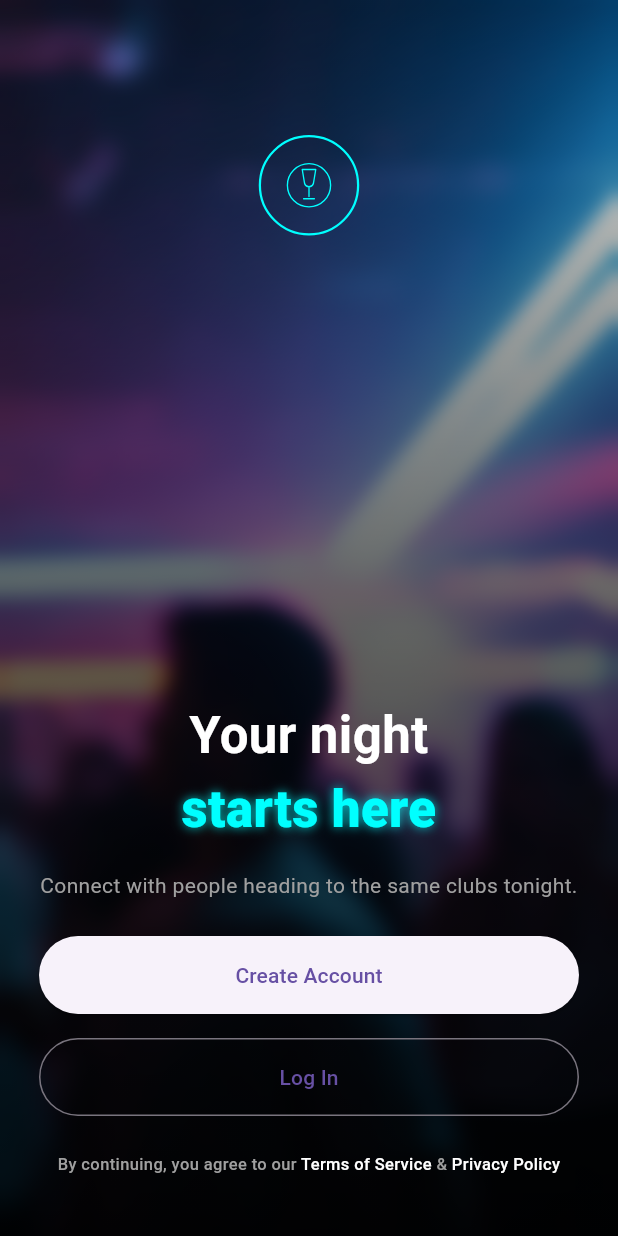
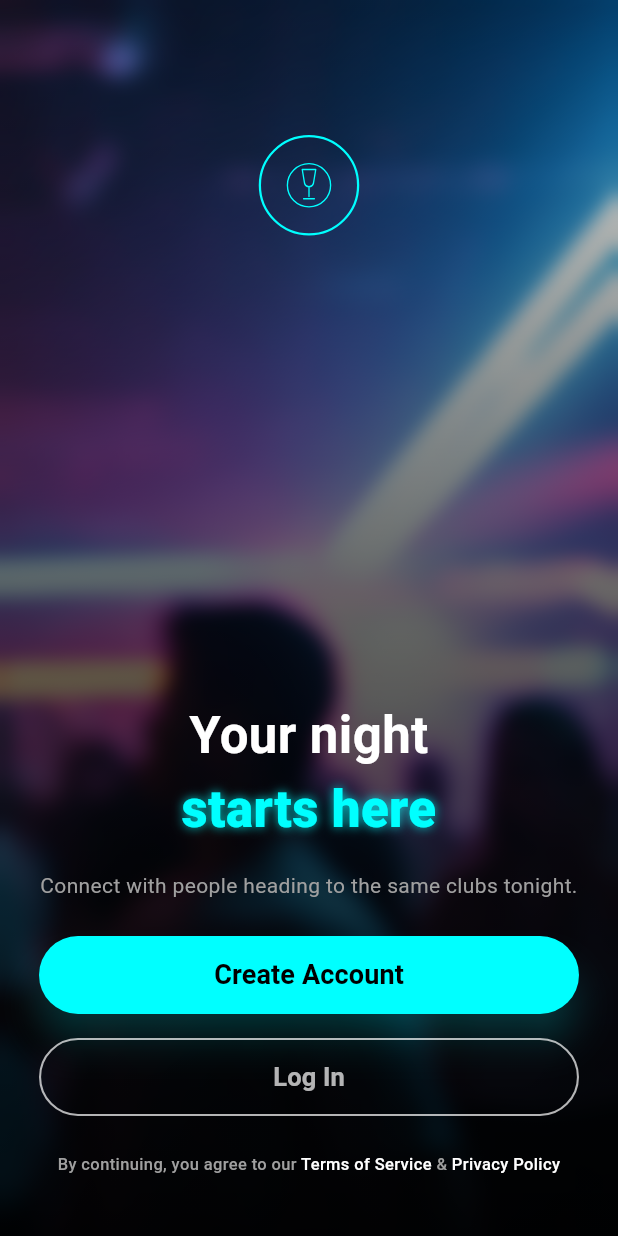
Before and after one commit to LorenzoBellidoBarrena/nightmatch, a Flutter app: the screen it shows after launch, on a phone screen of 412 x 824 dp. Run offline on Flutter 3.47's test engine with Material 3 defaults, Android fonts, the phone set to English and light mode, and no system bars; our stand-ins replace flutter_svg.

Commit message:
welcomescreen

```diff
--- a/lib/app/design/design_tokens.dart
+++ b/lib/app/design/design_tokens.dart
@@ -1,7 +1,9 @@
 import 'package:flutter/material.dart';
 
 class DT {
-  // Spacing scale
+  // ==========================
+  // SPACING SCALE
+  // ==========================
   static const s1 = 4.0,
       s2 = 8.0,
       s3 = 12.0,
@@ -11,50 +13,60 @@ class DT {
       s7 = 28.0,
       s8 = 32.0;
 
-  // Radius (según tu guía)
-  static const rChip = 8.0; // radius-chip
-  static const rButton = 50.0; // radius-button
-  static const rCard = 16.0; // radius-card
+  // ==========================
+  // RADII
+  // ==========================
+  static const rChip = 8.0;
+  static const rButton = 50.0;
+  static const rCard = 16.0;
   static const rCardSmall = 12.0;
   static const rCardLarge = 24.0;
 
-  // Background colors (NUEVA PALETA)
-  static const bgMain = Color(0xFF000000); // color-bg-main
-  static const bgSecondary = Color(0xFF0A0A0A); // color-bg-secondary
-  static const bgTertiary = Color(0xFF1A1A1A); // color-bg-tertiary
+  // ==========================
+  // BACKGROUND COLORS
+  // ==========================
+  static const bgMain = Color(0xFF000000); // Fondo principal
+  static const bgSecondary = Color(0xFF0A0A0A); // Tarjetas, modales
+  static const bgTertiary = Color(0xFF1A1A1A); // Inputs, search bar
 
-  // Accent colors
-  static const accentNeon = Color(0xFF00FFFF); // Aqua Neon
-  static const accentGlow = Color.fromRGBO(0, 255, 255, 0.4); // Neon glow aura
+  // ==========================
+  // ACCENT COLORS (NEON)
+  // ==========================
+  static const accentNeon = Color(0xFF00FFFF); // Aqua neon
+  static const accentGlow = Color.fromRGBO(0, 255, 255, 0.4); // Glow suave
 
-  // Text colors
-  static const textPrimary = Color(0xFFFFFFFF); // color-text-primary
-  static const textSecondary = Color(0xFFA0A0A0); // color-text-secondary
+  // ==========================
+  // TEXT COLORS
+  // ==========================
+  static const textPrimary = Color(0xFFFFFFFF);
+  static const textSecondary = Color(0xFFA0A0A0);
 
-  // Status colors
-  static const statusHot = Color(0xFFFF3B3B); // color-status-hot
+  // ==========================
+  // STATUS COLORS
+  // ==========================
+  static const statusHot = Color(0xFFFF3B3B);
 
-  // Shadows (neón)
+  // ==========================
+  // SHADOWS
+  // ==========================
   static const shadowNeonButton = BoxShadow(
     color: Color.fromRGBO(0, 255, 255, 0.6),
     blurRadius: 15,
-    spreadRadius: 0,
+    spreadRadius: 2,
   );
 
   static const shadowNeonText = [
     Shadow(color: Color.fromRGBO(0, 255, 255, 0.8), blurRadius: 8),
   ];
 
-  // Borders
-  static const borderNeonThin = BorderSide(color: Color(0xFF00FFFF), width: 1);
+  // ==========================
+  // BORDERS
+  // ==========================
+  static const borderNeonThin = BorderSide(color: accentNeon, width: 1);
 
-  // Blur effect (para usar en Containers)
-  static BoxDecoration blurBackground = BoxDecoration(
-    color: Colors.black.withOpacity(0.6),
-    backgroundBlendMode: BlendMode.darken,
-  );
-
-  // Typography Styles (SEGÚN TU TABLA)
+  // ==========================
+  // TYPOGRAPHY
+  // ==========================
   static const textDisplayNeon = TextStyle(
     fontSize: 32,
     fontWeight: FontWeight.w800,
--- a/lib/welcomeScreen.dart
+++ b/lib/welcomeScreen.dart
@@ -82,25 +82,54 @@ class WelcomeScreen extends StatelessWidget {
 
                 const SizedBox(height: DT.s6),
 
-                // BOTÓN CREATE ACCOUNT
+                // Botón "Create Account"
                 SizedBox(
                   width: double.infinity,
                   height: 52,
                   child: ElevatedButton(
                     onPressed: () {},
-                    child: const Text("Create Account"),
+                    style: ElevatedButton.styleFrom(
+                      backgroundColor: DT.accentNeon,
+                      foregroundColor: Colors.black,
+                      shadowColor: DT.accentGlow,
+                      elevation: 10,
+                      shape: RoundedRectangleBorder(
+                        borderRadius: BorderRadius.circular(50),
+                      ),
+                    ),
+                    child: const Text(
+                      "Create Account",
+                      style: TextStyle(
+                        fontSize: 18,
+                        fontWeight: FontWeight.w700,
+                      ),
+                    ),
                   ),
                 ),
 
-                const SizedBox(height: DT.s4),
+                const SizedBox(height: 16),
 
-                // BOTÓN LOGIN
+                // Botón "Log in"
                 SizedBox(
                   width: double.infinity,
                   height: 52,
                   child: OutlinedButton(
                     onPressed: () {},
-                    child: const Text("Log In"),
+                    style: OutlinedButton.styleFrom(
+                      side: const BorderSide(color: Colors.white70, width: 1.4),
+                      foregroundColor: Colors.white70,
+                      shape: RoundedRectangleBorder(
+                        borderRadius: BorderRadius.circular(50),
+                      ),
+                      elevation: 0,
+                    ),
+                    child: const Text(
+                      "Log In",
+                      style: TextStyle(
+                        fontSize: 17,
+                        fontWeight: FontWeight.w600,
+                      ),
+                    ),
                   ),
                 ),
 
```
Also changed, not shown: lib/app/design/theme.dart (+25 -68 lines).
